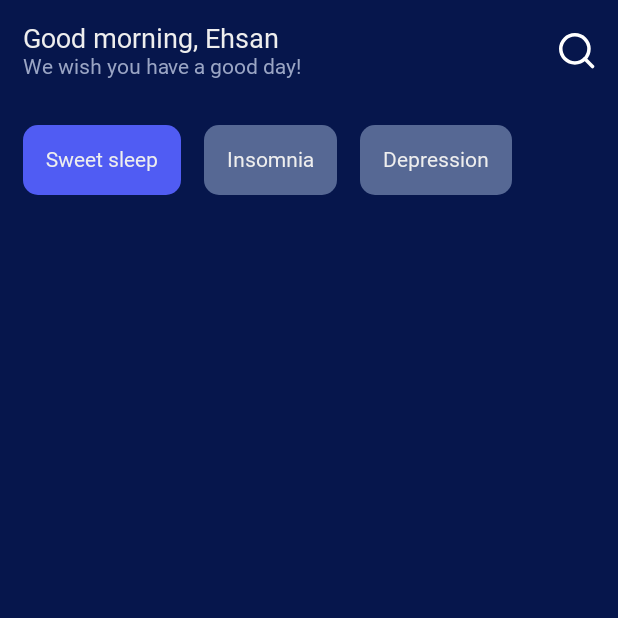
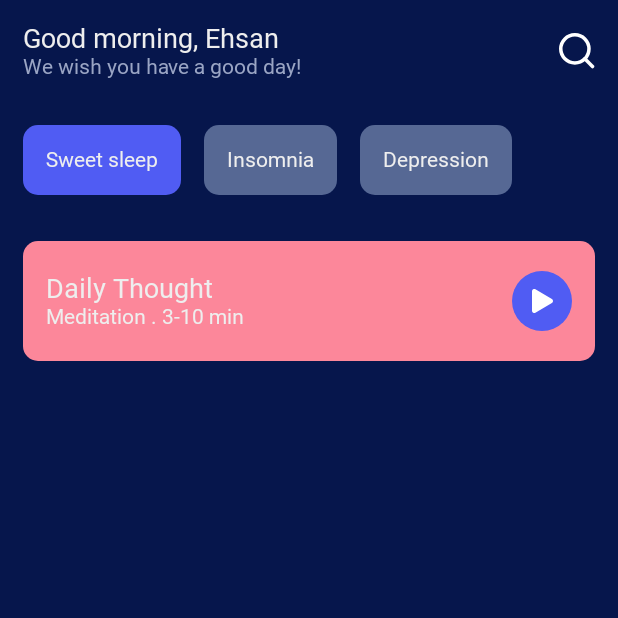
Before and after one commit to EhsanTgv/MeditationJetpackComposePractice, an Android app built with Jetpack Compose: the screen it shows after launch (MainActivity), on a phone screen of 412 x 824 dp, the top half of it. Run offline under Robolectric (Android 15) with nearby library versions, the phone set to English and light mode, and no system bars; Roboto replaces fonts that are not available here.

Commit message:
Implement Current Meditation Section

```diff
--- a/app/src/main/java/com/taghavi/meditationjetpackcomposepractice/ui/HomeScreen.kt
+++ b/app/src/main/java/com/taghavi/meditationjetpackcomposepractice/ui/HomeScreen.kt
@@ -4,6 +4,7 @@ import androidx.compose.foundation.background
 import androidx.compose.foundation.clickable
 import androidx.compose.foundation.layout.*
 import androidx.compose.foundation.lazy.LazyRow
+import androidx.compose.foundation.shape.CircleShape
 import androidx.compose.foundation.shape.RoundedCornerShape
 import androidx.compose.material.Icon
 import androidx.compose.material.MaterialTheme
@@ -23,6 +24,7 @@ import com.taghavi.meditationjetpackcomposepractice.R
 import com.taghavi.meditationjetpackcomposepractice.ui.theme.ButtonBlue
 import com.taghavi.meditationjetpackcomposepractice.ui.theme.DarkerButtonBlue
 import com.taghavi.meditationjetpackcomposepractice.ui.theme.DeepBlue
+import com.taghavi.meditationjetpackcomposepractice.ui.theme.LightRed
 import com.taghavi.meditationjetpackcomposepractice.ui.theme.TextWhite
 
 @Composable
@@ -35,6 +37,7 @@ fun HomeScreen() {
         Column {
             GreetingSection()
             ChipSection(chips = listOf("Sweet sleep", "Insomnia", "Depression"))
+            CurrentMeditation()
         }
     }
 }
@@ -95,3 +98,46 @@ fun ChipSection(
         }
     }
 }
+
+@Composable
+fun CurrentMeditation(
+    color: Color = LightRed
+) {
+    Row(
+        verticalAlignment = Alignment.CenterVertically,
+        horizontalArrangement = Arrangement.SpaceBetween,
+        modifier = Modifier
+            .padding(15.dp)
+            .clip(RoundedCornerShape(10.dp))
+            .background(color)
+            .padding(horizontal = 15.dp, vertical = 20.dp)
+            .fillMaxWidth()
+    ) {
+        Column {
+            Text(
+                text = "Daily Thought",
+                style = MaterialTheme.typography.h2,
+            )
+            Text(
+                text = "Meditation . 3-10 min",
+                style = MaterialTheme.typography.body1,
+                color = TextWhite,
+            )
+        }
+        Box(
+            contentAlignment = Alignment.Center,
+            modifier = Modifier
+                .size(40.dp)
+                .clip(CircleShape)
+                .background(ButtonBlue)
+                .padding(10.dp)
+        ) {
+            Icon(
+                painter = painterResource(id = R.drawable.ic_play),
+                contentDescription = "Play",
+                tint = Color.White,
+                modifier = Modifier.size(16.dp)
+            )
+        }
+    }
+}
--- /dev/null
+++ b/app/src/main/res/drawable/ic_play.xml
@@ -0,0 +1,9 @@
+<vector xmlns:android="http://schemas.android.com/apk/res/android"
+    android:width="31.499dp"
+    android:height="36.001dp"
+    android:viewportWidth="31.499"
+    android:viewportHeight="36.001">
+    <path
+        android:pathData="M29.841,15.098 L5.091,0.462A3.356,3.356 0,0 0,0 3.366L0,32.623a3.372,3.372 0,0 0,5.091 2.9L29.841,20.898a3.372,3.372 0,0 0,0 -5.808Z"
+        android:fillColor="#fff"/>
+</vector>
```
